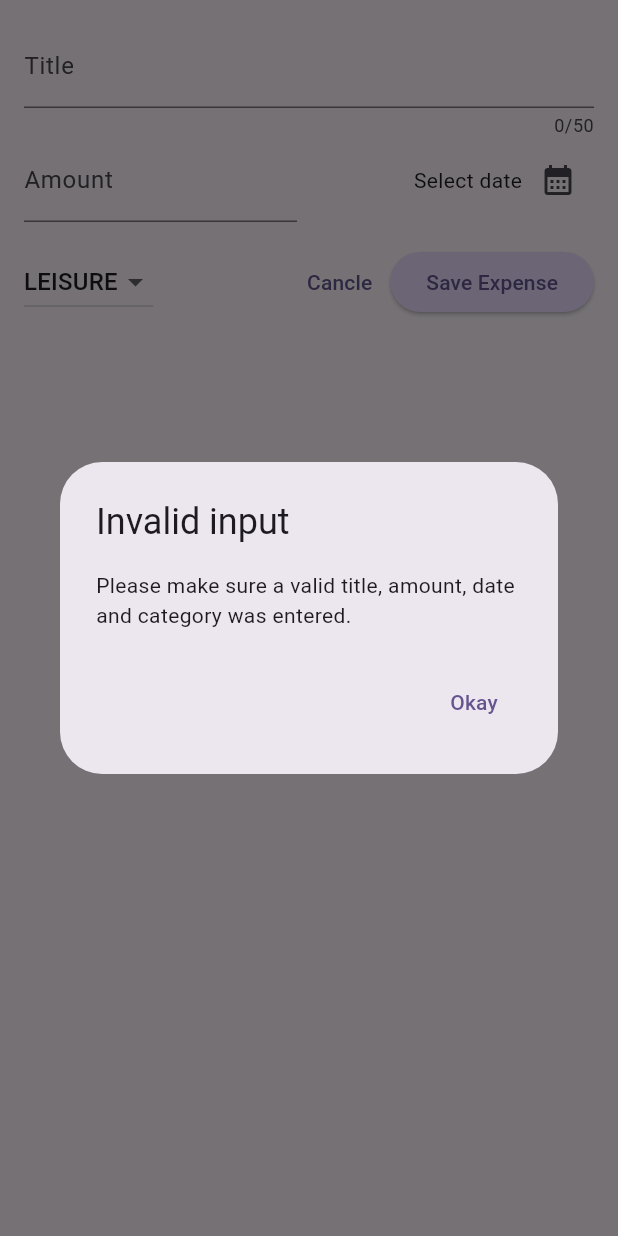
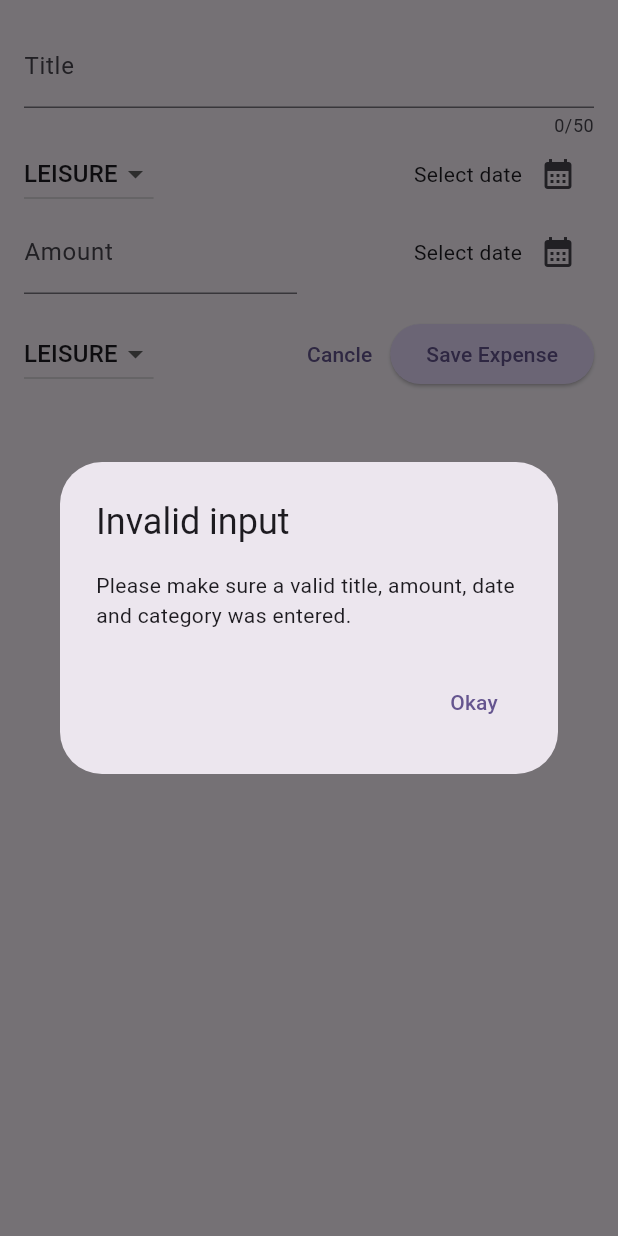
Before and after one commit to BigSteveAbdulmex/Expense-Tracker-App, a Flutter app: the NewExpence widget shown alone on an empty page, opened directly with empty values, after a tap on "Save Expense", on a phone screen of 412 x 824 dp. Run offline on Flutter 3.47's test engine with Material 3 defaults, Android fonts, the phone set to English and light mode, and no system bars.

Commit message:
Completed the responsiveness for landascape mode

```diff
--- a/lib/widgets/new_expence.dart
+++ b/lib/widgets/new_expence.dart
@@ -1,3 +1,6 @@
+import 'dart:io';
+
+import 'package:flutter/cupertino.dart';
 import 'package:flutter/material.dart';
 
 import 'package:expense_tracker/models/expense.dart';
@@ -31,13 +34,24 @@ class _NewExpenceState extends State<NewExpence> {
     });
   }
 
-  void _submitExpenseData() {
-    final enteredAmount = double.tryParse(_amountController.text);
-    final amountIsInvalid = enteredAmount == null || enteredAmount <= 0;
-    if (_titleController.text.trim().isEmpty ||
-        amountIsInvalid ||
-        _selectedDate == null) {
-      // show error message
+  void _showDialog() {
+    if (Platform.isIOS) {
+      showCupertinoDialog(
+        context: context,
+        builder: (ctx) => CupertinoAlertDialog(
+          title: const Text('Invalid input'),
+          content: const Text(
+            'Please make sure a valid title, amount, date and category was entered.',
+          ),
+          actions: [
+            TextButton(
+              onPressed: () => Navigator.pop(context),
+              child: const Text('Okay'),
+            ),
+          ],
+        ),
+      );
+    } else {
       showDialog(
         context: context,
         builder: (ctx) => AlertDialog(
@@ -53,6 +67,17 @@ class _NewExpenceState extends State<NewExpence> {
           ],
         ),
       );
+    }
+  }
+
+  void _submitExpenseData() {
+    final enteredAmount = double.tryParse(_amountController.text);
+    final amountIsInvalid = enteredAmount == null || enteredAmount <= 0;
+    if (_titleController.text.trim().isEmpty ||
+        amountIsInvalid ||
+        _selectedDate == null) {
+      // show error message
+      _showDialog();
       return;
     }
     widget.onAddExpense(
@@ -77,6 +102,9 @@ class _NewExpenceState extends State<NewExpence> {
   Widget build(BuildContext context) {
     final keyboardSpace = MediaQuery.of(context).viewInsets.bottom;
 
+    return LayoutBuilder(builder: (ctx, constaiants) {
+      final width = constaiants.maxWidth;
+
       return SizedBox(
         height: double.infinity,
         child: SingleChildScrollView(
@@ -84,12 +112,88 @@ class _NewExpenceState extends State<NewExpence> {
             padding: EdgeInsets.fromLTRB(16, 16, 16, keyboardSpace + 16),
             child: Column(
               children: [
+                if (width >= 600)
+                  Row(
+                    crossAxisAlignment: CrossAxisAlignment.start,
+                    children: [
+                      Expanded(
+                        child: TextField(
+                          controller: _titleController,
+                          maxLength: 50,
+                          decoration: const InputDecoration(
+                            label: Text('Title'),
+                          ),
+                        ),
+                      ),
+                      const SizedBox(width: 24),
+                      Expanded(
+                        child: TextField(
+                          controller: _amountController,
+                          keyboardType: TextInputType.number,
+                          decoration: InputDecoration(
+                            prefixText: '\$ ',
+                            label: Text('Amount'),
+                          ),
+                        ),
+                      ),
+                    ],
+                  )
+                else
                   TextField(
                     controller: _titleController,
                     maxLength: 50,
                     decoration: const InputDecoration(
                       label: Text('Title'),
                     ),
+                  ),
+                if (width >= 600) const SizedBox(height: 16),
+                if (width >= 600)
+                  Row(
+                    children: [],
+                  )
+                else
+                  Row(
+                    children: [
+                      DropdownButton(
+                        value: _selectedCategory,
+                        items: Category.values
+                            .map(
+                              (category) => DropdownMenuItem(
+                                value: category,
+                                child: Text(
+                                  category.name.toUpperCase(),
+                                ),
+                              ),
+                            )
+                            .toList(),
+                        onChanged: (value) {
+                          if (value == null) return;
+                          setState(() {
+                            _selectedCategory = value;
+                          });
+                        },
+                      ),
+                      const SizedBox(width: 24),
+                      Expanded(
+                        child: Row(
+                          mainAxisAlignment: MainAxisAlignment.end,
+                          crossAxisAlignment: CrossAxisAlignment.center,
+                          children: [
+                            Text(
+                              _selectedDate == null
+                                  ? 'Select date'
+                                  : formatter.format(_selectedDate!),
+                            ),
+                            IconButton(
+                              onPressed: _presentDatePicker,
+                              icon: const Icon(
+                                Icons.calendar_month,
+                              ),
+                            ),
+                          ],
+                        ),
+                      ),
+                    ],
                   ),
                 Row(
                   children: [
@@ -165,5 +269,6 @@ class _NewExpenceState extends State<NewExpence> {
           ),
         ),
       );
+    });
   }
 }
```
Lines whose indentation alone changed are shown as unchanged.
